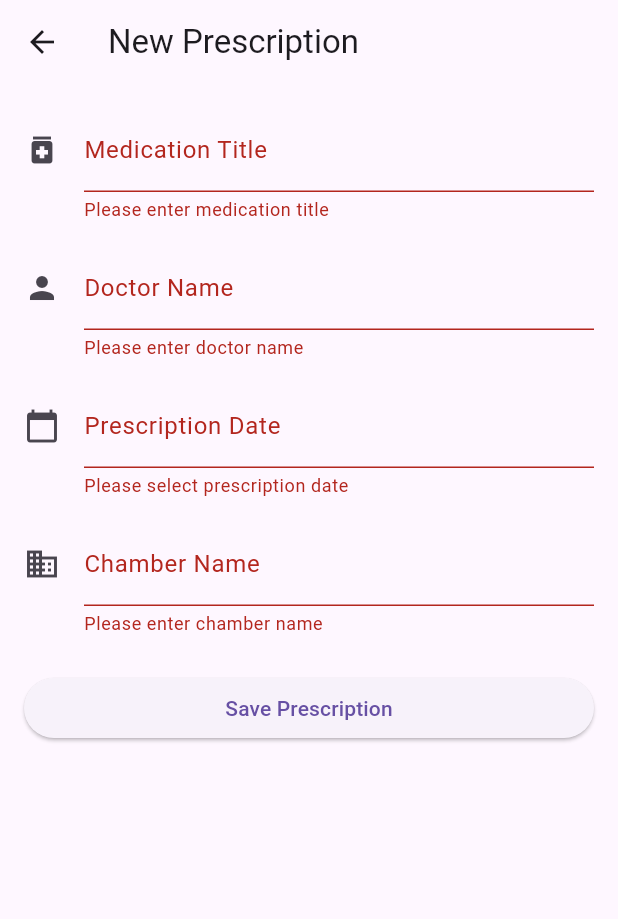
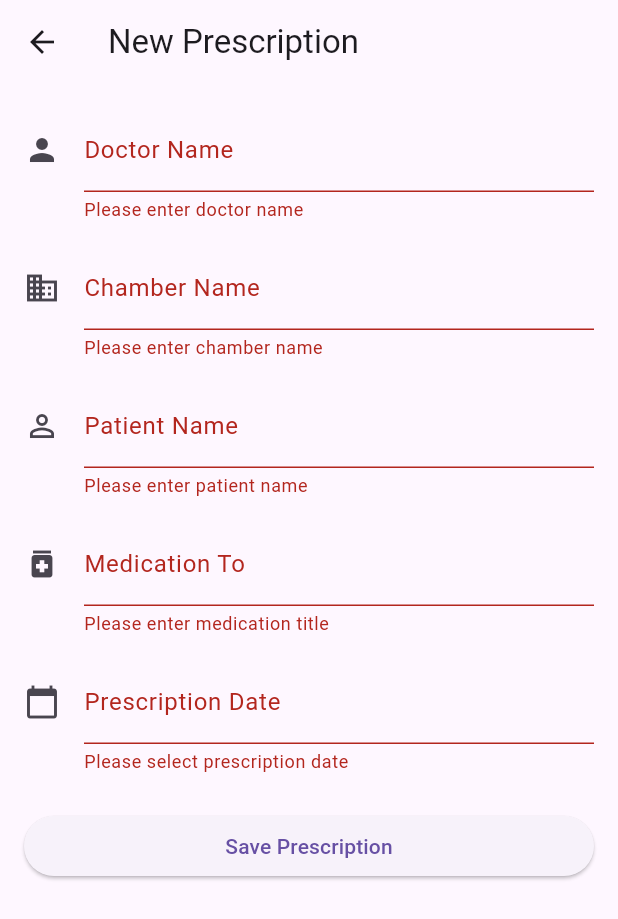
Before and after one commit to masihur96/Medication-Tracker, a Flutter app: the NewRxScreen screen opened directly, after a tap on "Save Prescription", on a phone screen of 412 x 824 dp. Shown: the top 919 px of the screen. Run offline on Flutter 3.47's test engine with Material 3 defaults, Android fonts, the phone set to English and light mode, and no system bars; our stand-ins replace flutter_heatmap_calendar, flutter_tts, open_file, pdf, shared_preferences, table_calendar; accounts and stored records are empty.

Commit message:
Prescription added

```diff
--- a/lib/models/prescription.dart
+++ b/lib/models/prescription.dart
@@ -1,27 +1,35 @@
 class Prescription {
   final String medication;
+  final String uid;
   final String doctor;
   final String date;
   final String chamber;
+  final String patient;
 
   Prescription({
     required this.medication,
+    required this.uid,
     required this.doctor,
     required this.date,
     required this.chamber,
+    required this.patient,
   });
 
   Map<String, dynamic> toJson() => {
     'medication': medication,
+    'uid': uid,
     'doctor': doctor,
     'date': date,
     'chamber': chamber,
+    'patient': patient,
   };
 
   factory Prescription.fromJson(Map<String, dynamic> json) => Prescription(
-    medication: json['medication'],
-    doctor: json['doctor'],
-    date: json['date'],
-    chamber: json['chamber'],
+    medication: json['medication']??"",
+    uid: json['uid']??"",
+    doctor: json['doctor']??"",
+    date: json['date']??"",
+    chamber: json['chamber']??"",
+    patient: json['patient']??"",
   );
 }
--- a/lib/screens/add_medication_screen.dart
+++ b/lib/screens/add_medication_screen.dart
@@ -62,7 +62,7 @@ class _AddMedicationScreenState extends State<AddMedicationScreen> {
                         Text(
                           'Rx',
                           style: TextStyle(
-                            fontSize: 60,
+                            fontSize: 50,
                             fontWeight: FontWeight.bold,
                             color: Colors.black87,
                           ),
@@ -82,8 +82,8 @@ class _AddMedicationScreenState extends State<AddMedicationScreen> {
 
                           Divider(
                           ),
-                          _buildLineField(label: 'Name: ${widget.prescription.date}',size: 16),
-                          _buildLineField(label: 'To: ${widget.prescription.medication}',size: 16),
+                          _buildLineField(label: 'Name: ${widget.prescription.patient}',size: 16),
+                          _buildLineField(label: 'To: ${widget.prescription.medication}',size: 12),
 
                         ],
                       ),
--- a/lib/screens/new_rx_screen.dart
+++ b/lib/screens/new_rx_screen.dart
@@ -17,6 +17,7 @@ class _NewRxScreenState extends State<NewRxScreen> {
   final _doctorController = TextEditingController();
   final _dateController = TextEditingController();
   final _chamberController = TextEditingController();
+  final _patientController = TextEditingController();
 
   @override
   void dispose() {
@@ -24,6 +25,7 @@ class _NewRxScreenState extends State<NewRxScreen> {
     _doctorController.dispose();
     _dateController.dispose();
     _chamberController.dispose();
+    _patientController.dispose();
     super.dispose();
   }
 
@@ -39,20 +41,7 @@ class _NewRxScreenState extends State<NewRxScreen> {
           key: _formKey,
           child: ListView(
             children: [
-              TextFormField(
-                controller: _medicationController,
-                decoration: const InputDecoration(
-                  labelText: 'Medication Title',
-                  icon: Icon(Icons.medication),
-                ),
-                validator: (value) {
-                  if (value == null || value.isEmpty) {
-                    return 'Please enter medication title';
-                  }
-                  return null;
-                },
-              ),
-              const SizedBox(height: 16),
+
               TextFormField(
                 controller: _doctorController,
                 decoration: const InputDecoration(
@@ -62,6 +51,49 @@ class _NewRxScreenState extends State<NewRxScreen> {
                 validator: (value) {
                   if (value == null || value.isEmpty) {
                     return 'Please enter doctor name';
+                  }
+                  return null;
+                },
+              ),
+
+              const SizedBox(height: 16),
+              TextFormField(
+                controller: _chamberController,
+                decoration: const InputDecoration(
+                  labelText: 'Chamber Name',
+                  icon: Icon(Icons.business),
+                ),
+                validator: (value) {
+                  if (value == null || value.isEmpty) {
+                    return 'Please enter chamber name';
+                  }
+                  return null;
+                },
+              ),
+              const SizedBox(height: 16),
+              TextFormField(
+                controller: _patientController,
+                decoration: const InputDecoration(
+                  labelText: 'Patient Name',
+                  icon: Icon(Icons.person_outline),
+                ),
+                validator: (value) {
+                  if (value == null || value.isEmpty) {
+                    return 'Please enter patient name';
+                  }
+                  return null;
+                },
+              ),
+              const SizedBox(height: 16),
+              TextFormField(
+                controller: _medicationController,
+                decoration: const InputDecoration(
+                  labelText: 'Medication To',
+                  icon: Icon(Icons.medication),
+                ),
+                validator: (value) {
+                  if (value == null || value.isEmpty) {
+                    return 'Please enter medication title';
                   }
                   return null;
                 },
@@ -97,20 +129,6 @@ class _NewRxScreenState extends State<NewRxScreen> {
                   return null;
                 },
               ),
-              const SizedBox(height: 16),
-              TextFormField(
-                controller: _chamberController,
-                decoration: const InputDecoration(
-                  labelText: 'Chamber Name',
-                  icon: Icon(Icons.business),
-                ),
-                validator: (value) {
-                  if (value == null || value.isEmpty) {
-                    return 'Please enter chamber name';
-                  }
-                  return null;
-                },
-              ),
               const SizedBox(height: 24),
               ElevatedButton(
                 onPressed: () {
@@ -118,9 +136,11 @@ class _NewRxScreenState extends State<NewRxScreen> {
 
                     savePrescription(Prescription(
                         medication: _medicationController.text,
+                        uid: DateTime.now().microsecondsSinceEpoch.toString(),
                         doctor: _doctorController.text,
                         date: _dateController.text,
-                        chamber: _chamberController.text));
+                        chamber: _chamberController.text,
+                        patient: _patientController.text));
 
 
                     Navigator.pop(context);
```
Also changed, not shown: lib/screens/rx_screen.dart (+44 -30 lines).
